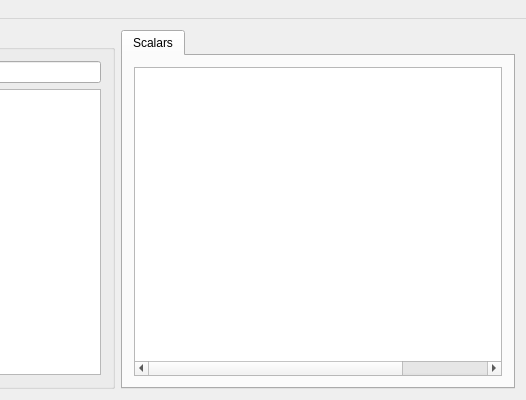
pa23/diecat, file forms/mainwindow.ui: the form before one commit; both pictures show x 274 to 800 and y 0 to 400 of the 800 by 400 pixel window.
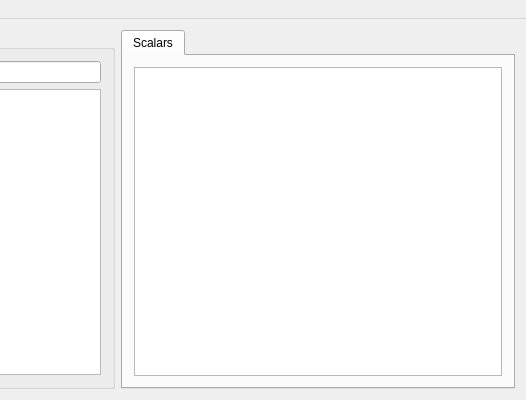
The form after the commit.

Commit message: Improvement of GUI performance. Multiselect in labels table.

```diff
--- a/forms/mainwindow.ui
+++ b/forms/mainwindow.ui
@@ -92,7 +92,7 @@
              <bool>false</bool>
             </property>
             <property name="columnCount">
-             <number>4</number>
+             <number>3</number>
             </property>
             <attribute name="horizontalHeaderVisible">
              <bool>false</bool>
@@ -103,7 +103,6 @@
             <column/>
             <column/>
             <column/>
-            <column/>
            </widget>
           </item>
          </layout>
```
Left out of the diff: 8 changed lines with no effect on the pictures. The commit also changes 5 other files.
